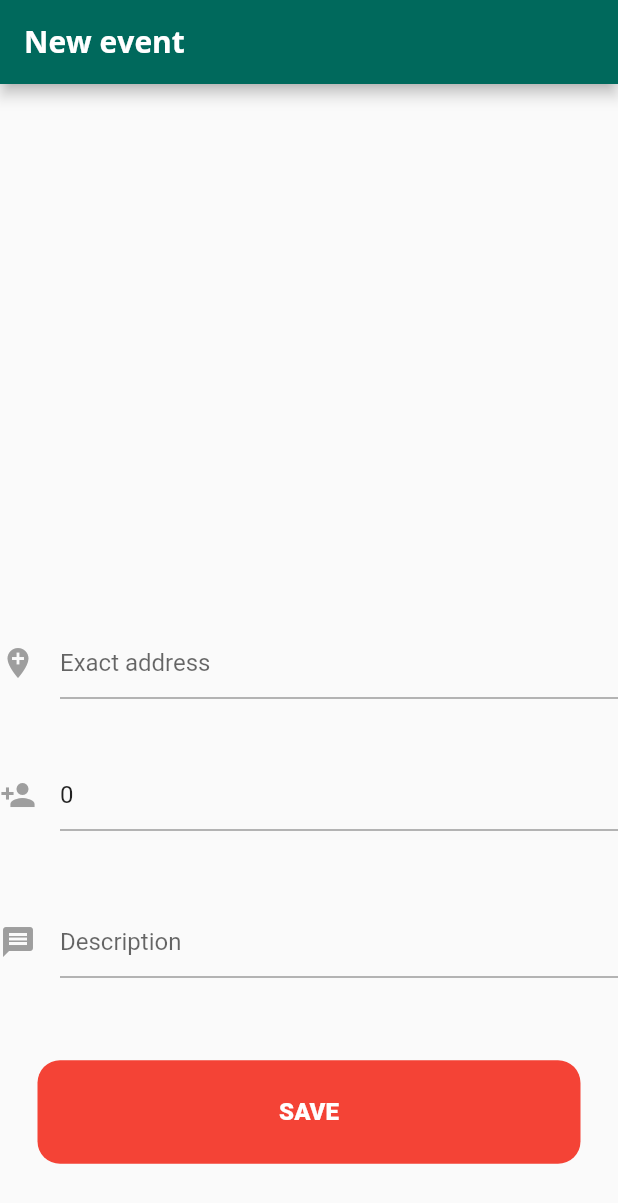
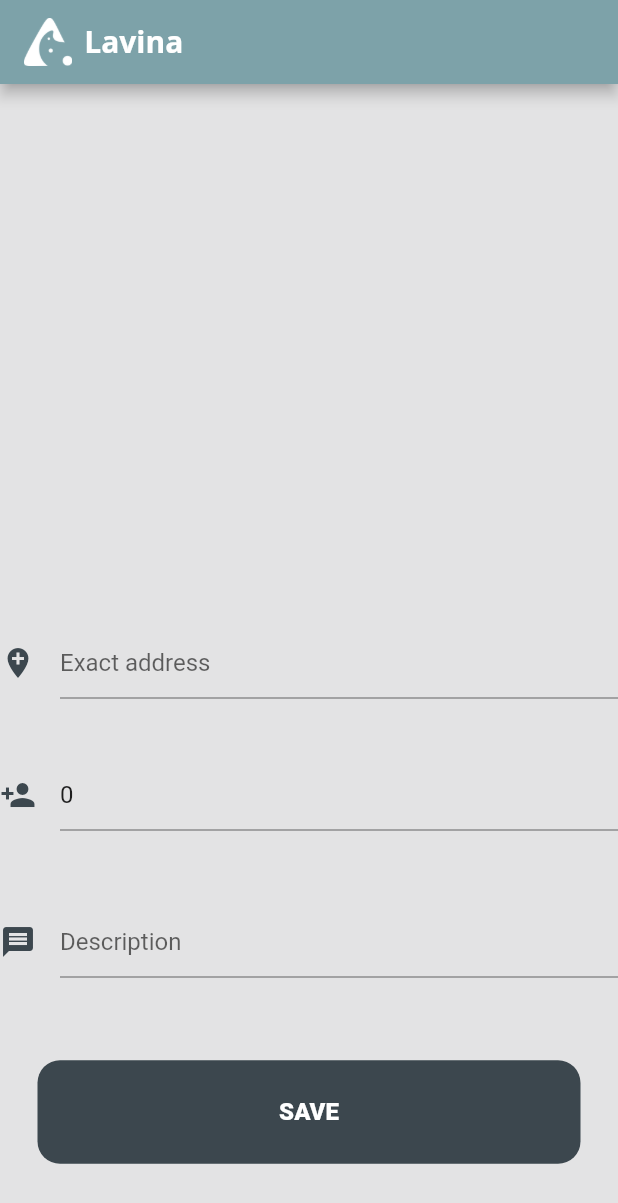
Before and after one commit to mor-ph/lavina, a Flutter app: the NewEventPage screen opened directly with empty values, scrolled down 1728 dp, on a phone screen of 412 x 824 dp. Shown: the top 1203 px of the screen. Run offline on Flutter 3.47's test engine with Material 2 defaults, Android fonts, the phone set to English and light mode, and no system bars; our stand-ins replace bloc, cloud_firestore, firebase_storage, flushbar, flutter_bloc, flutter_datetime_picker and 3 more; missing offline and left inert: dynamic_treeview, enum_to_string; accounts and stored records are empty; network calls fail; project files that could hold a hidden picture were left out.

Commit message:
Added colors to app

```diff
--- a/UiMobile/lets_play/lib/main.dart
+++ b/UiMobile/lets_play/lib/main.dart
@@ -20,6 +20,8 @@ class MyApp extends StatelessWidget {
           accentColor: Colors.amber,
           fontFamily: 'Quicksand',
           errorColor: Colors.red,
+          canvasColor: Color.fromRGBO(227, 227, 228, 1),
+          buttonColor: Color.fromRGBO(60, 71, 78, 1),
           textTheme: ThemeData.light().textTheme.copyWith(
               title: TextStyle(
                 fontFamily: 'OpenSans',
@@ -34,8 +36,7 @@ class MyApp extends StatelessWidget {
                         fontSize: 20,
                         fontWeight: FontWeight.bold),
                   ),
-            color: Colors.teal[800]
-          )),
+              color: Color.fromRGBO(125, 162, 169, 1))),
       home: RootPage(auth: new Auth()),
 //      home: HomePage(),
     );
--- a/UiMobile/lets_play/lib/screens/login_signup_screen.dart
+++ b/UiMobile/lets_play/lib/screens/login_signup_screen.dart
@@ -97,7 +97,7 @@ class __LoginSignupPageState extends State<LoginSignupPage> {
         child: CircleAvatar(
           backgroundColor: Colors.transparent,
           radius: 48.0,
-          child: Image.asset('assets/images/illuminati.png'),
+          child: Image.asset('assets/images/lavina-logo.png'),
         ),
       ),
     );
--- a/UiMobile/lets_play/lib/screens/new_event_tab.dart
+++ b/UiMobile/lets_play/lib/screens/new_event_tab.dart
@@ -83,7 +83,19 @@ class _NewOrderScreenState extends State<NewEventPage> {
   Widget build(BuildContext context) {
     return Scaffold(
       appBar: AppBar(
-        title: Text("New event"),
+        title: Row(
+          mainAxisAlignment: MainAxisAlignment.start,
+          children: [
+            Image.asset(
+              'assets/images/lavina-logo.png',
+              fit: BoxFit.contain,
+              height: 32,
+            ),
+            Container(
+                padding: const EdgeInsets.all(8.0),
+                child: Text('Lavina'))
+          ],
+        ),
       ),
       body: Stack(
         children: <Widget>[
@@ -167,7 +179,7 @@ class _NewOrderScreenState extends State<NewEventPage> {
         margin: EdgeInsets.all(25),
         padding: EdgeInsets.all(25),
         decoration: BoxDecoration(
-          color: Theme.of(context).primaryColor,
+          color: Theme.of(context).buttonColor,
           borderRadius: BorderRadius.circular(15),
         ),
         child: Row(
@@ -210,6 +222,7 @@ class _NewOrderScreenState extends State<NewEventPage> {
                   Icon(
                     Icons.category,
                     size: 35,
+                    color: Theme.of(context).buttonColor,
                   ),
                 ],
               )
@@ -223,7 +236,7 @@ class _NewOrderScreenState extends State<NewEventPage> {
                   ),
                   Text(
                     _selectedCategory.name,
-                    style: TextStyle(color: Colors.black),
+                    style: TextStyle(color: Theme.of(context).buttonColor),
                   ),
                   SizedBox(
                     width: 15,
@@ -231,6 +244,7 @@ class _NewOrderScreenState extends State<NewEventPage> {
                   Icon(
                     Icons.category,
                     size: 35,
+                    color: Theme.of(context).buttonColor,
                   ),
                 ],
               ),
@@ -257,7 +271,7 @@ class _NewOrderScreenState extends State<NewEventPage> {
               data: _categories, // pass here List<BaseModel>
               config: Config(
                   parentTextStyle: TextStyle(
-                      color: Colors.black, fontWeight: FontWeight.w600),
+                      color: Theme.of(context).buttonColor, fontWeight: FontWeight.w600),
                   rootId: "1",
                   parentPaddingEdgeInsets:
                       EdgeInsets.only(left: 16, top: 0, bottom: 0)),
@@ -285,7 +299,7 @@ class _NewOrderScreenState extends State<NewEventPage> {
                 color: Colors.white,
               ),
               heroTag: Text('Approve'),
-              backgroundColor: Colors.green,
+              backgroundColor: Theme.of(context).buttonColor,
               onPressed: () => _startAddNewCategory(context),
             ),
             floatingActionButtonLocation:
@@ -368,7 +382,7 @@ class _NewOrderScreenState extends State<NewEventPage> {
             hintText: 'Title',
             icon: new Icon(
               Icons.text_fields,
-              color: Colors.grey,
+              color: Theme.of(context).buttonColor,
             )),
         validator: (value) => value.isEmpty ? 'Title can\'t be empty' : null,
         onSaved: (value) => _name.text = value.trim(),
@@ -408,7 +422,7 @@ class _NewOrderScreenState extends State<NewEventPage> {
             hintText: 'People needed',
             icon: new Icon(
               Icons.person_add,
-              color: Colors.grey,
+              color: Theme.of(context).buttonColor,
             )),
         validator: (value) =>
             value.isEmpty ? 'People needed can\'t be empty' : null,
@@ -431,7 +445,7 @@ class _NewOrderScreenState extends State<NewEventPage> {
             hintText: 'Description',
             icon: new Icon(
               Icons.message,
-              color: Colors.grey,
+              color: Theme.of(context).buttonColor,
             )),
         onSaved: (value) => _description.text = value.trim(),
       ),
@@ -450,7 +464,7 @@ class _NewOrderScreenState extends State<NewEventPage> {
             hintText: 'Exact address',
             icon: new Icon(
               Icons.add_location,
-              color: Colors.grey,
+              color: Theme.of(context).buttonColor,
             )),
         onSaved: (value) => _exactAddress.text = value.trim(),
       ),
@@ -496,10 +510,12 @@ class _NewOrderScreenState extends State<NewEventPage> {
               Icon(
                 Icons.calendar_today,
                 size: 35,
+                color: Theme.of(context).buttonColor,
               ),
               Icon(
                 Icons.access_time,
                 size: 35,
+                color: Theme.of(context).buttonColor,
               ),
               SizedBox(
                 width: 15,
@@ -544,6 +560,8 @@ class _NewOrderScreenState extends State<NewEventPage> {
                   }
                 });
               },
+              hoverColor: Theme.of(context).buttonColor,
+              focusColor: Theme.of(context).buttonColor,
               activeTrackColor: Colors.lightGreenAccent,
               activeColor: Colors.green,
             ),
--- a/UiMobile/lets_play/lib/widgets/categories.dart
+++ b/UiMobile/lets_play/lib/widgets/categories.dart
@@ -55,6 +55,7 @@ class _CategoryWidgetState extends State<CategoryWidget> {
     return Column(
       children: <Widget>[
         Container(
+          color: Color.fromRGBO(227, 227, 228, 0),
           height: 120,
           child: ListView(
             scrollDirection: Axis.horizontal,
@@ -169,7 +170,7 @@ class _CategoryListItemState extends State<CategoryListItem> {
                       width: 1.5)),
               child: Icon(
                 widget.categoryIcon,
-                color: Colors.black,
+                color: Theme.of(context).buttonColor,
                 size: widget.category.parentId != 1 ? 10 : 30,
               ),
             ),
@@ -179,7 +180,7 @@ class _CategoryListItemState extends State<CategoryListItem> {
                 fontWeight: FontWeight.w700,
                 color: widget.category.isSelected != 1
                     ? Colors.black
-                    : Colors.white,
+                    : Theme.of(context).canvasColor,
               ),
             ),
           ],
--- a/UiMobile/lets_play/lib/widgets/event_list.dart
+++ b/UiMobile/lets_play/lib/widgets/event_list.dart
@@ -26,6 +26,7 @@ class EventList extends StatelessWidget {
               ),
               Container(
                   height: 200,
+                  color: Theme.of(context).canvasColor,
                   child: Image.asset(
                     'assets/images/waiting.png',
                     fit: BoxFit.cover,
@@ -50,8 +51,8 @@ class EventList extends StatelessWidget {
         );
       },
       child: Card(
-        color: isNewEvent ? Colors.brown[100]
-            : Colors.white,
+        color: isNewEvent ? Colors.white
+            : Colors.grey[200],
         elevation: 5,
         margin: EdgeInsets.symmetric(
           vertical: 6,
--- a/UiMobile/lets_play/lib/widgets/new_category.dart
+++ b/UiMobile/lets_play/lib/widgets/new_category.dart
@@ -65,7 +65,7 @@ class _NewCategoryState extends State<NewCategory> {
             ),
             RaisedButton(
               child: Text('Add Category'),
-              color: Theme.of(context).primaryColor,
+              color: Theme.of(context).buttonColor,
               textColor: Theme.of(context).textTheme.button.color,
               onPressed: _submitData,
             ),
--- a/UiMobile/lets_play/pubspec.yaml
+++ b/UiMobile/lets_play/pubspec.yaml
@@ -74,6 +74,7 @@ flutter:
     - assets/images/waiting.png
     - assets/images/illuminati.png
     - assets/images/profile_image.png
+    - assets/images/lavina-logo.png
   #  - images/a_dot_ham.jpeg
 
   # An image asset can refer to one or more resolution-specific "variants", see
```
Also changed, not shown: UiMobile/lets_play/lib/screens/home_page_screen.dart (+6 -6 lines), UiMobile/lets_play/lib/screens/home_page_tab.dart (+21 -5 lines), UiMobile/lets_play/lib/screens/profile_page_tab.dart (+15 -1 lines), UiMobile/lets_play/assets/images/lavina-logo.png (added), 4 other files. Lines whose indentation alone changed are shown as unchanged.
